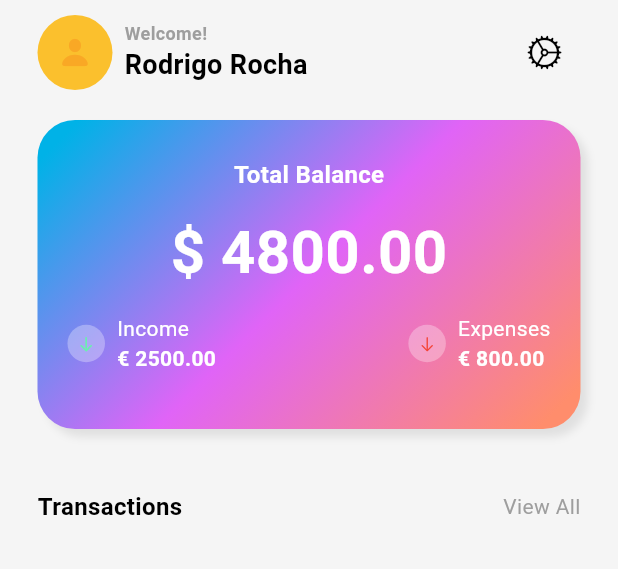
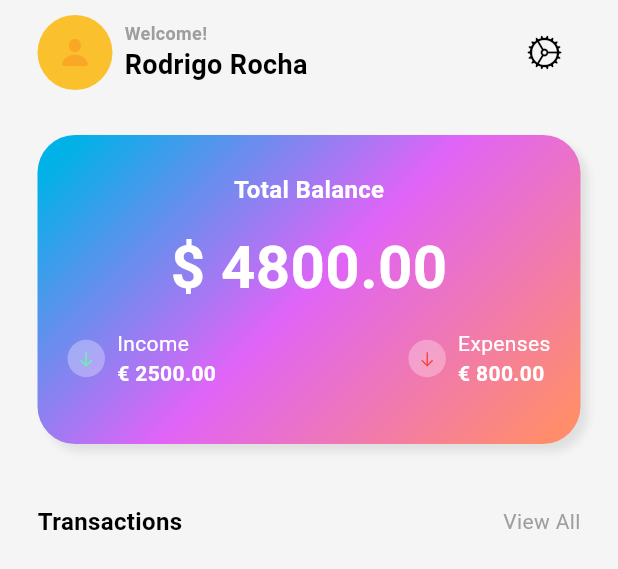
Before and after one commit to RodrigoRocha10/tracker-app, a Flutter app: the MainScreen widget shown alone on an empty page, opened directly with empty values, on a phone screen of 412 x 824 dp. Shown: the top 569 px of the screen. Run offline on Flutter 3.47's test engine with Material 3 defaults, Android fonts, the phone set to English and light mode, and no system bars; our stand-ins replace bloc, cloud_firestore, equatable, firebase_core, fl_chart, flutter_bloc and 2 more; accounts and stored records are empty; statements that could not run were skipped.

Commit message:
update images

```diff
--- a/tracker_app/lib/screens/home/views/main_screen.dart
+++ b/tracker_app/lib/screens/home/views/main_screen.dart
@@ -68,7 +68,7 @@ class MainScreen extends StatelessWidget {
                 IconButton(onPressed: () {}, icon: const Icon(CupertinoIcons.settings))
               ],
             ),
-            const SizedBox(height: 20,),
+            const SizedBox(height: 30,),
             Container(
               width: MediaQuery.of(context).size.width,
               height: MediaQuery.of(context).size.width / 2,
```
Also changed, not shown: tracker_app/assets/categories_list.jpg (added), tracker_app/assets/create_category.jpg (added), tracker_app/assets/home_screen.jpg (added), tracker_app/assets/transactions_list.jpg (added).
